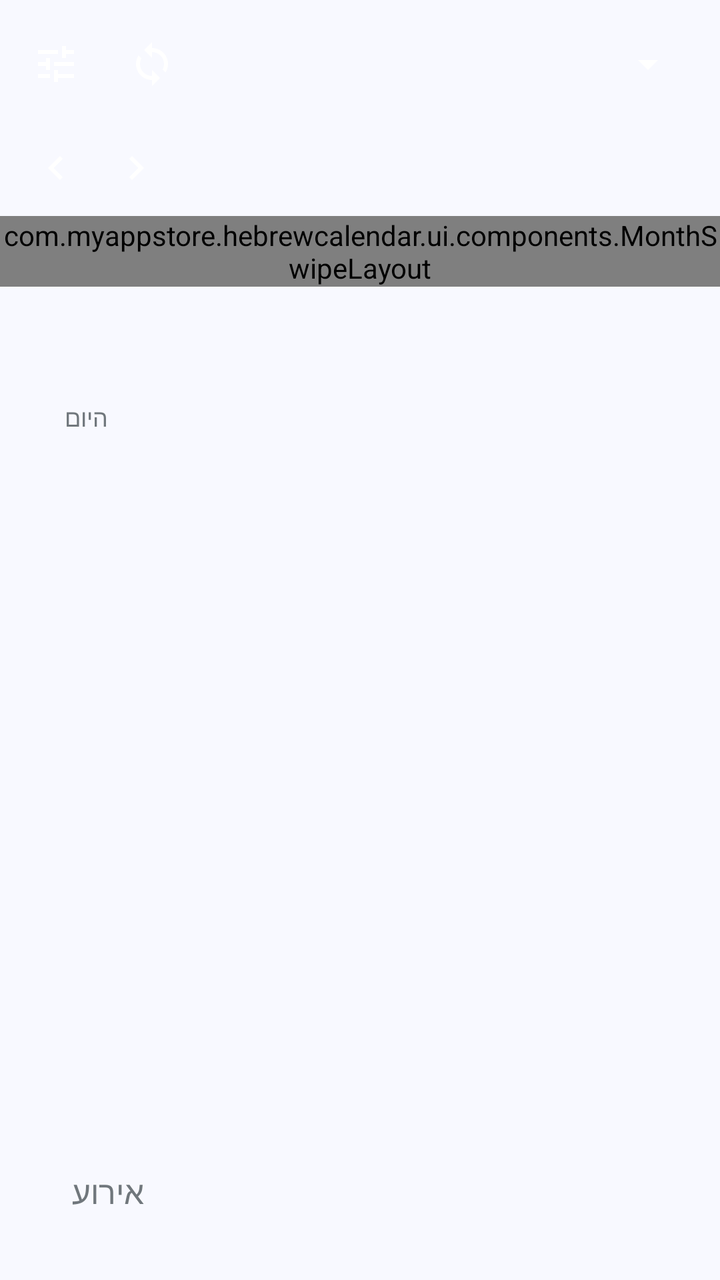
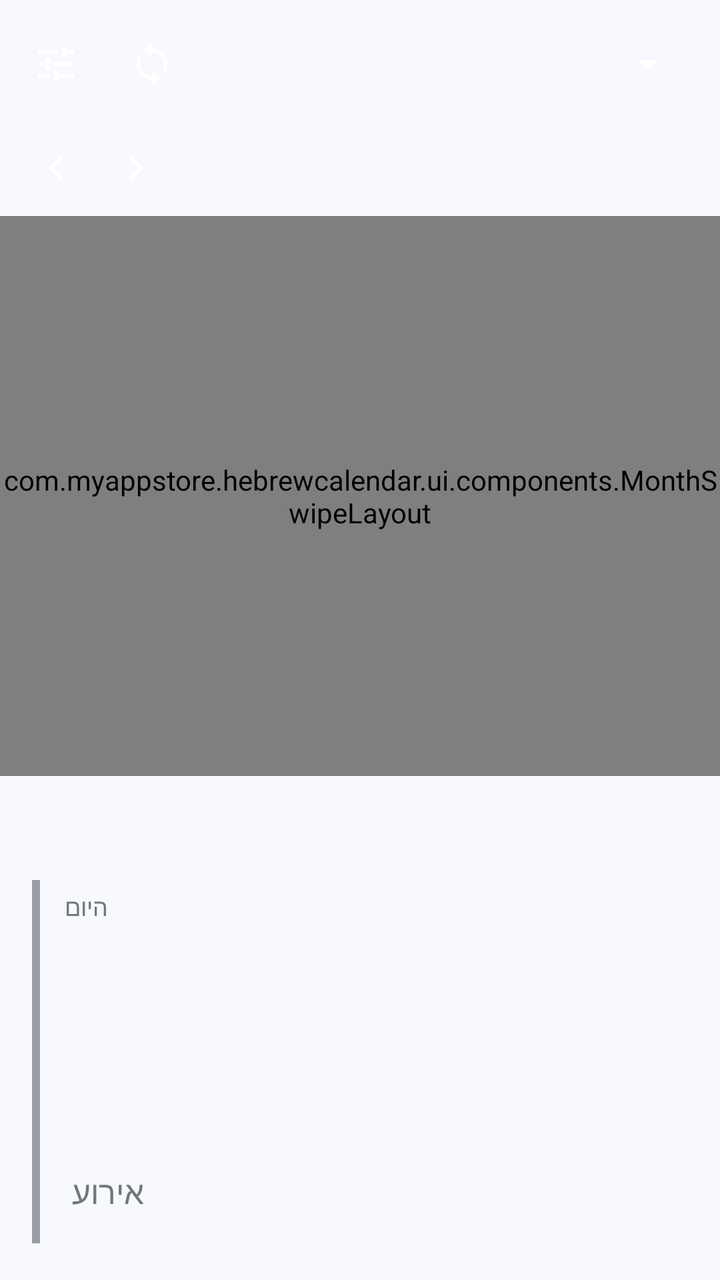

Compare the two renders of this Android layout. The source of the first and the diff that turns it into the second are given below.
<!-- AndroidManifest.xml: application theme Theme.HebrewCalendar -->
<!-- res/layout/activity_main.xml -->
<?xml version="1.0" encoding="utf-8"?>
<FrameLayout xmlns:android="http://schemas.android.com/apk/res/android"
    android:id="@+id/root"
    android:layout_width="match_parent"
    android:layout_height="match_parent"
    android:layoutDirection="rtl">

    <LinearLayout
        android:layout_width="match_parent"
        android:layout_height="match_parent"
        android:orientation="vertical">

        
        <LinearLayout
            android:id="@+id/top_area"
            android:layout_width="match_parent"
            android:layout_height="wrap_content"
            android:orientation="vertical">

        
        <LinearLayout
            android:layout_width="match_parent"
            android:layout_height="64dp"
            android:gravity="center_vertical"
            android:orientation="horizontal"
            android:paddingStart="16dp"
            android:paddingEnd="4dp">

            <LinearLayout
                android:id="@+id/title_area"
                android:layout_width="wrap_content"
                android:layout_height="48dp"
                android:background="?android:attr/selectableItemBackground"
                android:gravity="center_vertical"
                android:orientation="horizontal">

                <TextView
                    android:id="@+id/title_month"
                    android:layout_width="wrap_content"
                    android:layout_height="wrap_content"
                    android:textSize="28sp" />

                <TextView
                    android:id="@+id/title_year"
                    android:layout_width="wrap_content"
                    android:layout_height="wrap_content"
                    android:layout_marginStart="8dp"
                    android:textSize="16sp" />

                <ImageView
                    android:id="@+id/title_dropdown"
                    android:layout_width="24dp"
                    android:layout_height="24dp"
                    android:importantForAccessibility="no"
                    android:src="@drawable/ic_arrow_drop_down" />
            </LinearLayout>

            <View
                android:layout_width="0dp"
                android:layout_height="1dp"
                android:layout_weight="1" />

            <TextView
                android:id="@+id/button_mode"
                android:layout_width="wrap_content"
                android:layout_height="32dp"
                android:layout_marginEnd="4dp"
                android:fontFamily="sans-serif-medium"
                android:gravity="center"
                android:minWidth="48dp"
                android:paddingHorizontal="12dp"
                android:textSize="13sp" />

            <FrameLayout
                android:id="@+id/button_today"
                android:layout_width="48dp"
                android:layout_height="48dp"
                android:background="?android:attr/selectableItemBackgroundBorderless"
                android:contentDescription="@string/today">

                <TextView
                    android:id="@+id/today_icon"
                    android:layout_width="22dp"
                    android:layout_height="22dp"
                    android:layout_gravity="center"
                    android:gravity="center"
                    android:paddingTop="2dp"
                    android:textSize="10sp"
                    android:textStyle="bold" />
            </FrameLayout>

            <ImageView
                android:id="@+id/button_sync"
                android:layout_width="48dp"
                android:layout_height="48dp"
                android:background="?android:attr/selectableItemBackgroundBorderless"
                android:contentDescription="@string/sync_now"
                android:scaleType="center"
                android:src="@drawable/ic_sync" />

            <ImageView
                android:id="@+id/button_settings"
                android:layout_width="48dp"
                android:layout_height="48dp"
                android:background="?android:attr/selectableItemBackgroundBorderless"
                android:contentDescription="@string/customize"
                android:scaleType="center"
                android:src="@drawable/ic_tune" />
        </LinearLayout>

        <LinearLayout
            android:layout_width="match_parent"
            android:layout_height="wrap_content"
            android:gravity="center_vertical"
            android:orientation="horizontal"
            android:paddingStart="16dp"
            android:paddingEnd="8dp">

            <TextView
                android:id="@+id/subtitle"
                android:layout_width="0dp"
                android:layout_height="wrap_content"
                android:layout_weight="1"
                android:textSize="14sp" />

            <ImageView
                android:id="@+id/button_previous"
                android:layout_width="40dp"
                android:layout_height="40dp"
                android:background="?android:attr/selectableItemBackgroundBorderless"
                android:contentDescription="@string/previous_month"
                android:scaleType="center"
                android:src="@drawable/ic_chevron_right" />

            <ImageView
                android:id="@+id/button_next"
                android:layout_width="40dp"
                android:layout_height="40dp"
                android:background="?android:attr/selectableItemBackgroundBorderless"
                android:contentDescription="@string/next_month"
                android:scaleType="center"
                android:src="@drawable/ic_chevron_left" />
        </LinearLayout>


        <LinearLayout
            android:id="@+id/weekday_header"
            android:layout_width="match_parent"
            android:layout_height="wrap_content"
            android:orientation="horizontal"
            android:paddingBottom="4dp" />

        <com.myappstore.hebrewcalendar.ui.components.MonthSwipeLayout
            android:id="@+id/month_grid"
            android:layout_width="match_parent"
            android:layout_height="wrap_content"
            android:orientation="vertical" />

        </LinearLayout>

        
        <LinearLayout
            android:id="@+id/sheet"
            android:layout_width="match_parent"
            android:layout_height="0dp"
            android:layout_marginTop="12dp"
            android:layout_weight="1"
            android:orientation="vertical"
            android:paddingHorizontal="16dp">

            <FrameLayout
                android:id="@+id/sheet_handle_area"
                android:layout_width="match_parent"
                android:layout_height="40dp"
                android:contentDescription="@string/expand_day">

                <View
                    android:id="@+id/sheet_handle"
                    android:layout_width="40dp"
                    android:layout_height="5dp"
                    android:layout_gravity="center" />
            </FrameLayout>

            <ScrollView
                android:layout_width="match_parent"
                android:layout_height="match_parent">

                <LinearLayout
                    android:layout_width="match_parent"
                    android:layout_height="wrap_content"
                    android:orientation="vertical"
                    android:paddingBottom="88dp">

                    <LinearLayout
                        android:layout_width="match_parent"
                        android:layout_height="wrap_content"
                        android:orientation="horizontal"
                        android:paddingHorizontal="4dp">

                        <LinearLayout
                            android:layout_width="0dp"
                            android:layout_height="wrap_content"
                            android:layout_weight="1"
                            android:orientation="vertical">

                            <TextView
                                android:id="@+id/sheet_title"
                                android:layout_width="wrap_content"
                                android:layout_height="wrap_content" />

                            <TextView
                                android:id="@+id/sheet_subtitle"
                                android:layout_width="wrap_content"
                                android:layout_height="wrap_content" />
                        </LinearLayout>

                        <TextView
                            android:id="@+id/sheet_badge"
                            android:layout_width="wrap_content"
                            android:layout_height="wrap_content"
                            android:paddingHorizontal="12dp"
                            android:paddingVertical="5dp"
                            android:text="@string/today"
                            android:textSize="12sp" />
                    </LinearLayout>

                    <TextView
                        android:id="@+id/sheet_holidays"
                        android:layout_width="wrap_content"
                        android:layout_height="wrap_content"
                        android:layout_marginTop="4dp"
                        android:paddingHorizontal="4dp" />

                    <TextView
                        android:id="@+id/permission_card"
                        android:layout_width="match_parent"
                        android:layout_height="wrap_content"
                        android:layout_marginTop="12dp"
                        android:padding="16dp"
                        android:textSize="14sp"
                        android:visibility="gone" />

                    <LinearLayout
                        android:id="@+id/events_container"
                        android:layout_width="match_parent"
                        android:layout_height="wrap_content"
                        android:layout_marginTop="8dp"
                        android:orientation="vertical" />

                    <TextView
                        android:id="@+id/zmanim_title"
                        android:layout_width="wrap_content"
                        android:layout_height="wrap_content"
                        android:layout_marginTop="20dp"
                        android:fontFamily="sans-serif-medium"
                        android:paddingHorizontal="4dp" />

                    <LinearLayout
                        android:id="@+id/zmanim_container"
                        android:layout_width="match_parent"
                        android:layout_height="wrap_content"
                        android:layout_marginTop="8dp"
                        android:layout_marginBottom="16dp"
                        android:orientation="vertical" />
                </LinearLayout>
            </ScrollView>
        </LinearLayout>
    </LinearLayout>

    
    <TextView
        android:id="@+id/fab"
        android:layout_width="wrap_content"
        android:layout_height="56dp"
        android:layout_gravity="bottom|end"
        android:layout_margin="16dp"
        android:drawablePadding="12dp"
        android:elevation="6dp"
        android:fontFamily="sans-serif-medium"
        android:gravity="center"
        android:paddingStart="16dp"
        android:paddingEnd="20dp"
        android:text="@string/new_event"
        android:textSize="16sp" />
</FrameLayout>
<!-- resources referenced by this layout -->
<resources>
  <!-- drawable ic_arrow_drop_down (drawable) -->
  <?xml version="1.0" encoding="utf-8"?>
  <vector xmlns:android="http://schemas.android.com/apk/res/android"
      android:width="24dp"
      android:height="24dp"
      android:viewportWidth="24"
      android:viewportHeight="24">
      <path
          android:fillColor="#FFFFFFFF"
          android:pathData="M7,10l5,5 5,-5z" />
  </vector>
  <!-- drawable ic_chevron_left (drawable) -->
  <?xml version="1.0" encoding="utf-8"?>
  <vector xmlns:android="http://schemas.android.com/apk/res/android"
      android:width="24dp"
      android:height="24dp"
      android:viewportWidth="24"
      android:viewportHeight="24">
      <path
          android:fillColor="#FFFFFFFF"
          android:pathData="M15.41,7.41L14,6l-6,6 6,6 1.41,-1.41L10.83,12z" />
  </vector>
  <!-- drawable ic_chevron_right (drawable) -->
  <?xml version="1.0" encoding="utf-8"?>
  <vector xmlns:android="http://schemas.android.com/apk/res/android"
      android:width="24dp"
      android:height="24dp"
      android:viewportWidth="24"
      android:viewportHeight="24">
      <path
          android:fillColor="#FFFFFFFF"
          android:pathData="M10,6L8.59,7.41 13.17,12l-4.58,4.59L10,18l6,-6z" />
  </vector>
  <!-- drawable ic_sync (drawable) -->
  <?xml version="1.0" encoding="utf-8"?>
  <vector xmlns:android="http://schemas.android.com/apk/res/android"
      android:width="24dp"
      android:height="24dp"
      android:viewportWidth="24"
      android:viewportHeight="24">
      <path
          android:fillColor="#FFFFFFFF"
          android:pathData="M12,4V1L8,5l4,4V6c3.31,0 6,2.69 6,6 0,1.01 -0.25,1.97 -0.7,2.8l1.46,1.46C19.54,15.03 20,13.57 20,12c0,-4.42 -3.58,-8 -8,-8zM12,18c-3.31,0 -6,-2.69 -6,-6 0,-1.01 0.25,-1.97 0.7,-2.8L5.24,7.74C4.46,8.97 4,10.43 4,12c0,4.42 3.58,8 8,8v3l4,-4 -4,-4v3z" />
  </vector>
  <!-- drawable ic_tune (drawable) -->
  <?xml version="1.0" encoding="utf-8"?>
  <vector xmlns:android="http://schemas.android.com/apk/res/android"
      android:width="24dp"
      android:height="24dp"
      android:viewportWidth="24"
      android:viewportHeight="24">
      <path
          android:fillColor="#FFFFFFFF"
          android:pathData="M3,17v2h6v-2H3zM3,5v2h10V5H3zM13,21v-2h8v-2h-8v-2h-2v6h2zM7,9v2H3v2h4v2h2V9H7zM21,13v-2H11v2h10zM15,9h2V7h4V5h-4V3h-2v6z" />
  </vector>
  <string name="customize">התאמה אישית</string>
  <string name="expand_day">הרחבת פרטי היום למסך מלא</string>
  <string name="new_event">אירוע</string>
  <string name="next_month">החודש הבא</string>
  <string name="previous_month">החודש הקודם</string>
  <string name="sync_now">סנכרון</string>
  <string name="today">היום</string>
  <style name="Theme.HebrewCalendar" parent="android:Theme.DeviceDefault.Light.NoActionBar">
          <item name="android:windowBackground">@color/window_background</item>
      </style>
  <color name="window_background">#FFF8F9FF</color>
</resources>

<!-- the commit's change to res/layout/activity_main.xml (unified diff, before → after) -->
@@ -6,6 +6,7 @@
     android:layoutDirection="rtl">
 
     <LinearLayout
+        android:id="@+id/column"
         android:layout_width="match_parent"
         android:layout_height="match_parent"
         android:orientation="vertical">
@@ -14,7 +15,8 @@
         <LinearLayout
             android:id="@+id/top_area"
             android:layout_width="match_parent"
-            android:layout_height="wrap_content"
+            android:layout_height="0dp"
+            android:layout_weight="1"
             android:orientation="vertical">
 
         
@@ -153,7 +155,8 @@
         <com.myappstore.hebrewcalendar.ui.components.MonthSwipeLayout
             android:id="@+id/month_grid"
             android:layout_width="match_parent"
-            android:layout_height="wrap_content"
+            android:layout_height="0dp"
+            android:layout_weight="1"
             android:orientation="vertical" />
 
         </LinearLayout>
@@ -162,9 +165,8 @@
         <LinearLayout
             android:id="@+id/sheet"
             android:layout_width="match_parent"
-            android:layout_height="0dp"
+            android:layout_height="240dp"
             android:layout_marginTop="12dp"
-            android:layout_weight="1"
             android:orientation="vertical"
             android:paddingHorizontal="16dp">
 
